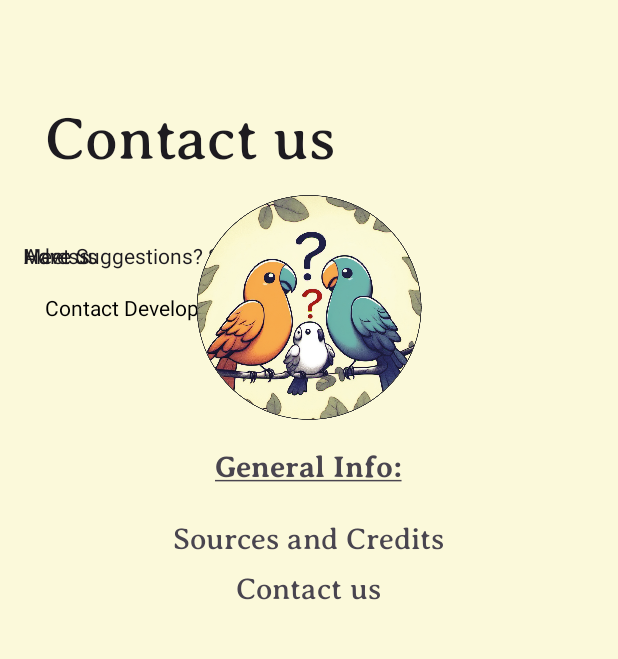
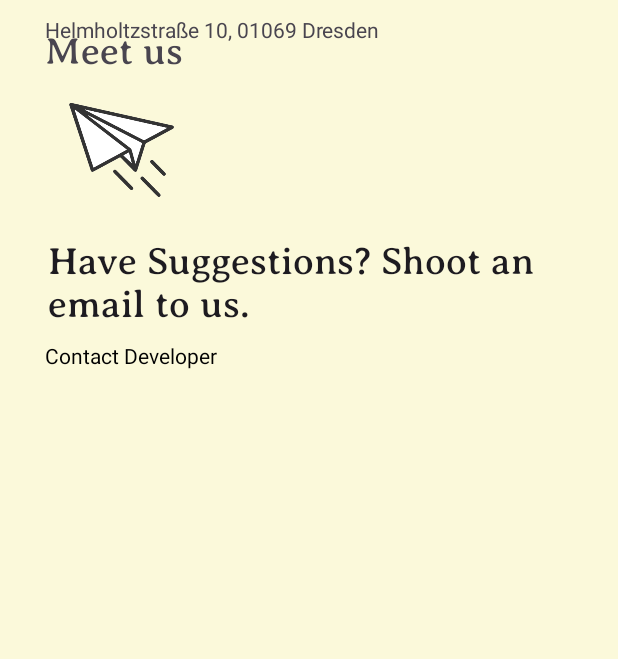
Before and after one commit to nodell111/natur_bb_app, an Android app: the fragment AppFeaturesPage placed in its activity, on a phone screen of 412 x 824 dp, the part 96-755 px from its top. Run offline under Robolectric (Android 15) with nearby library versions, the light colour scheme and no system bars.

Commit message:
info page design - fragments

```diff
--- a/NaturBB/app/src/main/java/com/natalie/naturbb/AboutActivity.java
+++ b/NaturBB/app/src/main/java/com/natalie/naturbb/AboutActivity.java
@@ -36,15 +36,21 @@ public class AboutActivity extends AppCompatActivity {
             }
         });
     }
-    private void hideExistingContent() {
+
+    // Method to show existing content
+    public void showExistingContent() {
+        findViewById(R.id.sourcesAndCreditsLink).setVisibility(View.VISIBLE);
+        findViewById(R.id.appFeaturesLink).setVisibility(View.VISIBLE);
+        findViewById(R.id.imageView3).setVisibility(View.VISIBLE);
+        findViewById(R.id.aboutTitle).setVisibility(View.VISIBLE);
+        // Add more views as needed
+    }
+    // Method to hide existing content
+    public void hideExistingContent() {
         findViewById(R.id.sourcesAndCreditsLink).setVisibility(View.GONE);
         findViewById(R.id.appFeaturesLink).setVisibility(View.GONE);
-        // Add more views as needed
-    }
-
-    private void showExistingContent() {
-        findViewById(R.id.sourcesAndCreditsLink).setVisibility(View.VISIBLE);
-        findViewById(R.id.appFeaturesLink).setVisibility(View.VISIBLE);
+        findViewById(R.id.imageView3).setVisibility(View.GONE);
+        findViewById(R.id.aboutTitle).setVisibility(View.GONE);
         // Add more views as needed
     }
 
--- a/NaturBB/app/src/main/java/com/natalie/naturbb/AppFeaturesPage.java
+++ b/NaturBB/app/src/main/java/com/natalie/naturbb/AppFeaturesPage.java
@@ -7,7 +7,7 @@ import androidx.fragment.app.Fragment;
 import android.view.LayoutInflater;
 import android.view.View;
 import android.view.ViewGroup;
-import android.widget.TextView;
+
 
 /**
  * A simple {@link Fragment} subclass.
@@ -63,8 +63,25 @@ public class AppFeaturesPage extends Fragment {
     @Override
     public View onCreateView(LayoutInflater inflater, ViewGroup container,
                              Bundle savedInstanceState) {
-        // Inflate the layout for this fragment
-        return inflater.inflate(R.layout.fragment_app_features_page, container, false);
+        View view = inflater.inflate(R.layout.fragment_app_features_page, container, false);
 
+        // Hide existing content when the fragment is created
+        ((AboutActivity) requireActivity()).hideExistingContent();
+
+        // Set up other views and listeners
+
+        return view;
     }
+
+    // Other methods
+
+    @Override
+    public void onDestroyView() {
+        super.onDestroyView();
+        // Show existing content when the fragment is destroyed (user navigates back)
+        ((AboutActivity) requireActivity()).showExistingContent();
+    }
+
+
+
 }
--- a/NaturBB/app/src/main/res/layout/fragment_app_features_page.xml
+++ b/NaturBB/app/src/main/res/layout/fragment_app_features_page.xml
@@ -1,5 +1,6 @@
 <?xml version="1.0" encoding="utf-8"?>
 <FrameLayout xmlns:android="http://schemas.android.com/apk/res/android"
+    xmlns:app="http://schemas.android.com/apk/res-auto"
     xmlns:tools="http://schemas.android.com/tools"
     android:layout_width="match_parent"
     android:layout_height="match_parent"
@@ -12,32 +13,33 @@
         android:background="?android:attr/selectableItemBackground">
 
 
-
-    <TextView
-        android:id="@+id/AboutIntro"
-        android:layout_width="wrap_content"
-        android:layout_height="wrap_content"
-        android:paddingRight="30dp"
-        android:paddingLeft="30dp"
-        android:text="Contact us"
-        android:textSize="40dp"
-        android:layout_marginTop ="70dp"
-        android:fontFamily="@font/averiaseriflibre_regular"
-        android:textAppearance="@style/TextAppearance.AppCompat.Large" />
+        <ImageView
+            android:id="@+id/messageIcon"
+            android:layout_width="100dp"
+            android:layout_height="100dp"
+            android:paddingLeft="30dp"
+            android:layout_alignParentStart="true"
+            android:layout_alignParentTop="true"
+            android:layout_marginStart="16dp"
+            android:layout_marginTop="50dp"
+            android:src="@drawable/message" />
 
 
+        <TextView
+            android:id="@+id/AboutIntro"
+            android:layout_width="wrap_content"
+            android:layout_height="wrap_content"
+            android:layout_alignParentStart="true"
+            android:layout_marginStart="2dp"
+            android:layout_marginTop="10dp"
+            android:fontFamily="@font/averiaseriflibre_regular"
+            android:paddingLeft="30dp"
+            android:paddingRight="30dp"
+            android:text="Have Suggestions? Shoot an email to us."
+            android:textAppearance="@style/TextAppearance.AppCompat.Large"
+            android:textSize="25sp"
+            android:layout_below="@id/messageIcon"/>
 
-    <TextView
-        android:id="@+id/textView3"
-        android:layout_width="wrap_content"
-        android:layout_height="wrap_content"
-        android:layout_below="@id/AboutIntro"
-        android:layout_marginTop="30dp"
-        android:padding="15dp"
-        android:text="Have Suggestions? Shoot an email to us."
-        android:textAppearance="@style/TextAppearance.AppCompat.Body1"
-        android:gravity="end"
-        tools:layout_below="@id/AboutIntro" />
 
         <TextView
             android:id="@+id/contactDeveloperLink"
@@ -45,35 +47,34 @@
             android:layout_height="wrap_content"
             android:text="Contact Developer"
             android:textColor="@color/black"
-            android:clickable="true"
-            android:onClick="sendEmail"
             android:paddingRight="30dp"
             android:paddingLeft="30dp"
-            android:layout_below="@id/textView3"/>
+            android:paddingTop="10dp"
+            android:layout_below="@id/AboutIntro"/>
 
         <TextView
             android:id="@+id/textView4"
             android:layout_width="wrap_content"
             android:layout_height="wrap_content"
-            android:layout_below="@id/AboutIntro"
-            android:layout_marginTop="30dp"
-            android:padding="15dp"
+            android:layout_marginTop="20dp"
+            android:paddingLeft="30dp"
             android:text="Meet us"
-            android:textAppearance="@style/TextAppearance.AppCompat.Body1"
-            android:gravity="end"
+            android:fontFamily="@font/averiaseriflibre_regular"
+            android:textSize="25dp"
             tools:layout_below="@id/contactDeveloperLink" />
 
         <TextView
             android:id="@+id/textView5"
             android:layout_width="wrap_content"
             android:layout_height="wrap_content"
-            android:layout_below="@id/AboutIntro"
-            android:layout_marginTop="30dp"
-            android:padding="15dp"
-            android:text="Adress"
-            android:textAppearance="@style/TextAppearance.AppCompat.Body1"
-            android:gravity="end"
+            android:layout_marginTop="10dp"
+            android:paddingLeft="30dp"
+            android:text="Helmholtzstraße 10, 01069 Dresden"
             tools:layout_below="@id/textView4" />
+
+
+
+
     </RelativeLayout>
 
 
--- a/NaturBB/app/src/main/res/values/colors.xml
+++ b/NaturBB/app/src/main/res/values/colors.xml
@@ -11,4 +11,5 @@
     <color name="transparent">#00000000</color>
     <color name="nav_active">#9bc748</color>
     <color name="cream_background">#FBF9DA</color>
+    <color name="dark_gray">#171616</color>
 </resources>
```
Also changed, not shown: NaturBB/app/src/main/java/com/natalie/naturbb/sourcesandcredits.java (+18 -2 lines), NaturBB/app/src/main/res/layout/fragment_sourcesandcredits.xml (+6 -14 lines), NaturBB/app/src/main/res/drawable/message.png (added).
